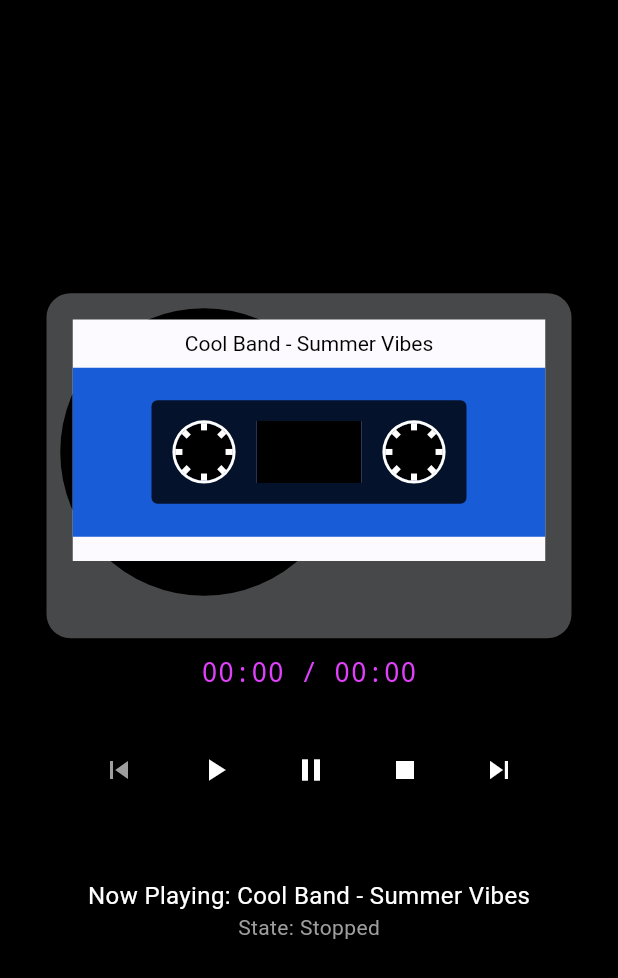
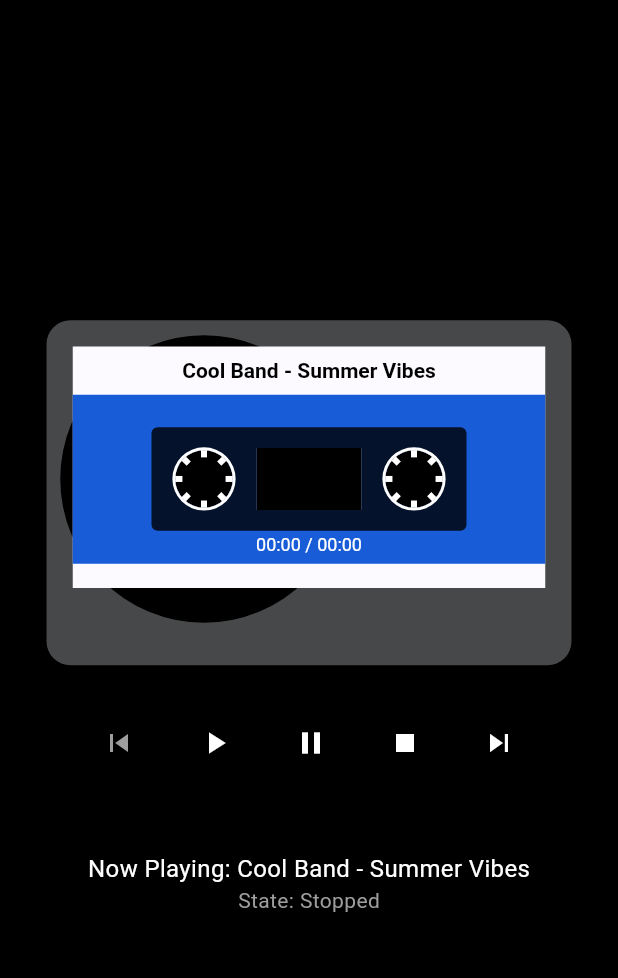
Before and after one commit to wawa2016/retroPlayer, a Flutter app: the CustomizedExample screen opened directly, after a tap on the "play arrow" icon, on a phone screen of 412 x 824 dp. Shown: the top 978 px of the screen. Run offline on Flutter 3.47's test engine with Material 3 defaults, Android fonts, the phone set to English and light mode, and no system bars; our stand-ins replace audioplayers, file_picker.

Commit message:
Add time display feature to cassette player widget and update README

```diff
--- a/lib/cassette_player.dart
+++ b/lib/cassette_player.dart
@@ -291,27 +291,14 @@ class CassettePlayerState extends State<CassettePlayer>
                     rotationValue: _animationController.value,
                     title: _currentTrack?.displayTitle ?? '',
                     progress: _progress,
+                    timeDisplay: widget.config.showTimeDisplay && !_isLoading
+                        ? '${_formatDuration(_currentPosition)} / ${_formatDuration(_totalDuration ?? Duration.zero)}'
+                        : _isLoading ? 'Loading...' : null,
                   ),
                 );
               },
             ),
           ),
-
-          if (widget.config.showTimeDisplay) ...[
-            const SizedBox(height: 10),
-            Text(
-              _isLoading
-                  ? 'Loading...'
-                  : '${_formatDuration(_currentPosition)} / ${_formatDuration(_totalDuration ?? Duration.zero)}',
-              style:
-                  widget.config.timeTextStyle ??
-                  const TextStyle(
-                    fontSize: 16,
-                    fontWeight: FontWeight.bold,
-                    color: Colors.black87,
-                  ),
-            ),
-          ],
 
           if (widget.config.showControls) ...[
             const SizedBox(height: 20),
--- a/lib/tape.dart
+++ b/lib/tape.dart
@@ -65,18 +65,23 @@ class _TapeState extends State<Tape> with SingleTickerProviderStateMixin {
 
   void _setupAudioListeners() {
     // Listen for duration changes
-    _durationSubscription = _audioPlayer.onDurationChanged.listen((Duration duration) {
+    _durationSubscription = _audioPlayer.onDurationChanged.listen((
+      Duration duration,
+    ) {
       setState(() {
         _totalDuration = duration;
       });
     });
 
     // Listen for position changes
-    _positionSubscription = _audioPlayer.onPositionChanged.listen((Duration position) {
+    _positionSubscription = _audioPlayer.onPositionChanged.listen((
+      Duration position,
+    ) {
       setState(() {
         _currentDuration = position;
         if (_totalDuration != null && _totalDuration!.inMilliseconds > 0) {
-          _currentPosition = position.inMilliseconds / _totalDuration!.inMilliseconds;
+          _currentPosition =
+              position.inMilliseconds / _totalDuration!.inMilliseconds;
         }
       });
     });
@@ -87,7 +92,9 @@ class _TapeState extends State<Tape> with SingleTickerProviderStateMixin {
     });
 
     // Listen for state changes
-    _stateSubscription = _audioPlayer.onPlayerStateChanged.listen((PlayerState state) {
+    _stateSubscription = _audioPlayer.onPlayerStateChanged.listen((
+      PlayerState state,
+    ) {
       if (state == PlayerState.playing) {
         setState(() {
           _status = TapeStatus.playing;
@@ -150,20 +157,14 @@ class _TapeState extends State<Tape> with SingleTickerProviderStateMixin {
                   rotationValue: _controller.value,
                   title: _title ?? '',
                   progress: _currentPosition,
+                  timeDisplay:
+                      _isLoading
+                          ? 'Loading...'
+                          : '${_formatDuration(_currentDuration)} / ${_formatDuration(_totalDuration ?? Duration.zero)}',
                 ),
               );
             },
             animation: _controller,
-          ),
-        ),
-        SizedBox(height: 10),
-        // Time display
-        Text(
-          _isLoading ? 'Loading...' : '${_formatDuration(_currentDuration)} / ${_formatDuration(_totalDuration ?? Duration.zero)}',
-          style: TextStyle(
-            fontSize: 16,
-            fontWeight: FontWeight.bold,
-            color: Colors.black87,
           ),
         ),
         SizedBox(height: 20),
@@ -243,7 +244,10 @@ class _TapeState extends State<Tape> with SingleTickerProviderStateMixin {
   void _testSound() async {
     try {
       // Play a system sound to test if audio works at all
-      await _audioPlayer.play(AssetSource('audio/pl-PL-Chirp3-HD-Achernar.wav'), volume: 1.0);
+      await _audioPlayer.play(
+        AssetSource('audio/pl-PL-Chirp3-HD-Achernar.wav'),
+        volume: 1.0,
+      );
     } catch (e) {
       // Handle error silently
     }
@@ -288,9 +292,9 @@ class _TapeState extends State<Tape> with SingleTickerProviderStateMixin {
         await _audioPlayer.resume();
       } catch (e2) {
         if (mounted) {
-          ScaffoldMessenger.of(context).showSnackBar(
-            SnackBar(content: Text('Error: ${e.toString()}')),
-          );
+          ScaffoldMessenger.of(
+            context,
+          ).showSnackBar(SnackBar(content: Text('Error: ${e.toString()}')));
         }
       }
     }
--- a/lib/tape_painter.dart
+++ b/lib/tape_painter.dart
@@ -7,11 +7,13 @@ class TapePainter extends CustomPainter {
     required this.rotationValue,
     required this.title,
     required this.progress,
+    this.timeDisplay,
   });
 
   double rotationValue;
   String title;
   double progress;
+  String? timeDisplay;
 
   late double holeRadius;
   late Offset leftHolePosition;
@@ -105,8 +107,13 @@ class TapePainter extends CustomPainter {
   }
 
   void _drawTextLabel() {
+    // Draw title
     TextSpan span = TextSpan(
-      style: TextStyle(color: Colors.black),
+      style: TextStyle(
+        color: Colors.black,
+        fontSize: 14,
+        fontWeight: FontWeight.bold,
+      ),
       text: title,
     );
     TextPainter textPainter = TextPainter(
@@ -125,6 +132,28 @@ class TapePainter extends CustomPainter {
     );
 
     textPainter.paint(canvas, offset);
+
+    // Draw time display if provided
+    if (timeDisplay != null) {
+      TextSpan timeSpan = TextSpan(
+        style: TextStyle(color: Colors.white, fontSize: 12),
+        text: timeDisplay,
+      );
+      TextPainter timePainter = TextPainter(
+        text: timeSpan,
+        textDirection: TextDirection.ltr,
+        textAlign: TextAlign.center,
+      );
+
+      timePainter.layout(minWidth: 0, maxWidth: size.width - labelPadding * 2);
+
+      final timeOffset = Offset(
+        (size.width - timePainter.width) * 0.5,
+        size.height * 0.62, // Position in white area below blue
+      );
+
+      timePainter.paint(canvas, timeOffset);
+    }
   }
 
   void _drawHoleRings() {
@@ -269,6 +298,7 @@ class TapePainter extends CustomPainter {
   bool shouldRepaint(TapePainter oldDelegate) {
     return oldDelegate.rotationValue != rotationValue ||
         oldDelegate.title != title ||
-        oldDelegate.progress != progress;
+        oldDelegate.progress != progress ||
+        oldDelegate.timeDisplay != timeDisplay;
   }
 }
```
Also changed, not shown: 2 other files.
